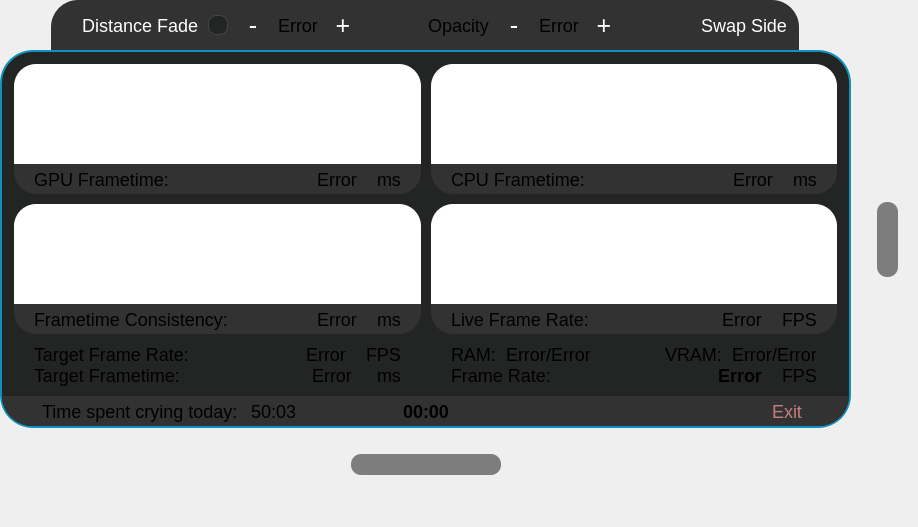
This is src/userinterface/dashboardui.ui in Trixxle/SeamenPerformanceOverlay as Qt 5 draws it before an edit. The edited form follows.
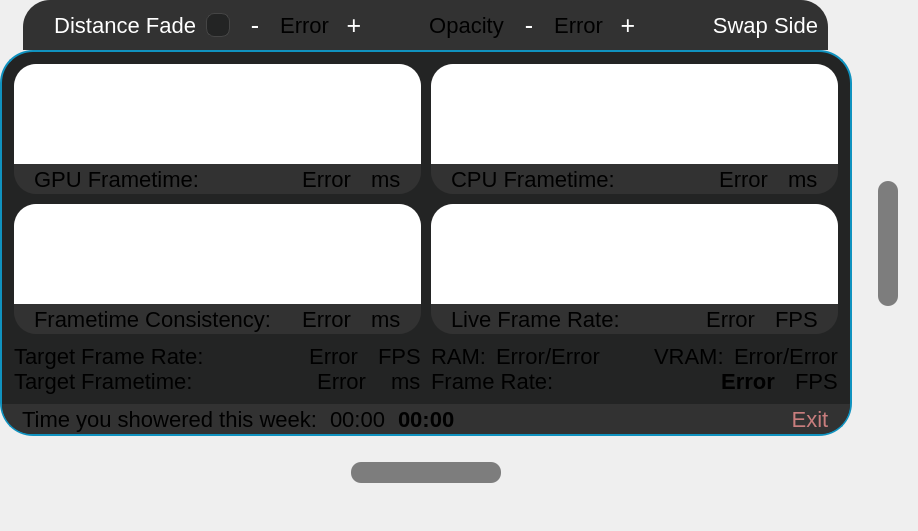
This is the edited form. Custom widgets are drawn as their Qt base class.

```diff
--- a/src/userinterface/dashboardui.ui
+++ b/src/userinterface/dashboardui.ui
@@ -7,7 +7,7 @@
     <x>0</x>
     <y>0</y>
     <width>918</width>
-    <height>527</height>
+    <height>531</height>
    </rect>
   </property>
   <property name="windowTitle">
@@ -36,7 +36,7 @@
 
 /*--- Global QLabel ---*/
 QLabel{
-	font-size: 18px;
+	font-size: 22px;
 }
 
 /*--- Upper Option bar ---*/
@@ -49,18 +49,18 @@
 }
 
 #optionBar QLabel{
-	font-size: 18px;
+	font-size: 22px;
 }
 
 #optionBar QCheckBox {
-	font-size: 18px;
+	font-size: 22px;
     spacing: 10px; /* Pushes the 'Enable' text away from the box */
     color: white;
 }
 
 #optionBar QCheckBox::indicator {
-    width: 18px;
-    height: 18px;
+    width: 22px;
+    height: 22px;
     border-radius: 8px; /* Setting radius to half the width makes a perfect circle */
     background-color: #232424; /* Matches your darkest background */
     border: 1px solid #454545; /* Subtle grey ring */
@@ -81,7 +81,7 @@
 }
 
 #optionBar #switchControllerButton {
-	font-size: 18px;
+	font-size: 22px;
 	border-top-right-radius: 27px;
 }
 
@@ -95,7 +95,7 @@
 }
 
 #interactionFrame QLabel {
-	font-size: 18px;
+	font-size: 22px;
 }
 
 #clock {
@@ -104,7 +104,7 @@
 
 /*--- Global Buttons ---*/
 QPushButton {
-	font-size: 18px;
+	font-size: 22px;
 	color: white;
 	background-color: transparent;
 	border: none;
@@ -123,6 +123,7 @@
 /*--- Specific Exit Button Styling ---*/
 #exitButton{
 	color: rgb(200,125,125);
+	border-bottom-right-radius: 30px;
 }
 
 /*--- Graph Statistics ---*/
@@ -137,6 +138,7 @@
 
 /*--- Scale Bar ---*/
 #scaleButton{
+	font-size: 10px;
 	background-color: rgb(125, 125, 125);
 	border-radius: 10px;
 }
@@ -147,6 +149,7 @@
 
 /*--- Move Bar ---*/
 #moveButton{
+	font-size: 18px;
 	background-color: rgb(125, 125, 125);
 	border-radius: 10px;
 }
@@ -261,7 +264,7 @@
              </property>
              <property name="sizeHint" stdset="0">
               <size>
-               <width>40</width>
+               <width>20</width>
                <height>20</height>
               </size>
              </property>
@@ -270,7 +273,7 @@
            <item>
             <widget class="QLabel" name="playTimeTitle">
              <property name="text">
-              <string>Time spent crying today:</string>
+              <string>Time you showered this week:</string>
              </property>
             </widget>
            </item>
@@ -293,7 +296,7 @@
            <item>
             <widget class="QLabel" name="playtimeClock">
              <property name="text">
-              <string>50:03</string>
+              <string>00:00</string>
              </property>
             </widget>
            </item>
@@ -326,7 +329,7 @@
           </widget>
          </item>
          <item row="0" column="2">
-          <layout class="QHBoxLayout" name="exitByttonLayout" stretch="0,0,0">
+          <layout class="QHBoxLayout" name="exitByttonLayout" stretch="0,0">
            <property name="spacing">
             <number>0</number>
            </property>
@@ -347,13 +350,13 @@
             <widget class="QPushButton" name="exitButton">
              <property name="minimumSize">
               <size>
-               <width>50</width>
+               <width>80</width>
                <height>30</height>
               </size>
              </property>
              <property name="maximumSize">
               <size>
-               <width>50</width>
+               <width>80</width>
                <height>30</height>
               </size>
              </property>
@@ -376,22 +379,6 @@
              </property>
             </widget>
            </item>
-           <item>
-            <spacer name="horizontalSpacer_11">
-             <property name="orientation">
-              <enum>Qt::Orientation::Horizontal</enum>
-             </property>
-             <property name="sizeType">
-              <enum>QSizePolicy::Policy::Fixed</enum>
-             </property>
-             <property name="sizeHint" stdset="0">
-              <size>
-               <width>37</width>
-               <height>17</height>
-              </size>
-             </property>
-            </spacer>
-           </item>
           </layout>
          </item>
         </layout>
@@ -647,26 +634,10 @@
          </spacer>
         </item>
         <item row="9" column="0">
-         <layout class="QHBoxLayout" name="RefreshRate" stretch="0,0,1,0,0,0,0">
+         <layout class="QHBoxLayout" name="RefreshRate" stretch="0,1,0,0,0">
           <property name="spacing">
            <number>0</number>
           </property>
-          <item>
-           <spacer name="horizontalSpacer_19">
-            <property name="orientation">
-             <enum>Qt::Orientation::Horizontal</enum>
-            </property>
-            <property name="sizeType">
-             <enum>QSizePolicy::Policy::Preferred</enum>
-            </property>
-            <property name="sizeHint" stdset="0">
-             <size>
-              <width>20</width>
-              <height>20</height>
-             </size>
-            </property>
-           </spacer>
-          </item>
           <item>
            <widget class="QLabel" name="headsetRefreshRateTitle">
             <property name="minimumSize">
@@ -741,22 +712,6 @@
             </property>
            </widget>
           </item>
-          <item>
-           <spacer name="horizontalSpacer_23">
-            <property name="orientation">
-             <enum>Qt::Orientation::Horizontal</enum>
-            </property>
-            <property name="sizeType">
-             <enum>QSizePolicy::Policy::Preferred</enum>
-            </property>
-            <property name="sizeHint" stdset="0">
-             <size>
-              <width>20</width>
-              <height>20</height>
-             </size>
-            </property>
-           </spacer>
-          </item>
          </layout>
         </item>
         <item row="3" column="0">
@@ -989,26 +944,10 @@
          </widget>
         </item>
         <item row="8" column="0">
-         <layout class="QHBoxLayout" name="TargetFrameRate" stretch="0,0,1,0,0,0,0">
+         <layout class="QHBoxLayout" name="TargetFrameRate" stretch="0,1,0,0,0">
           <property name="spacing">
            <number>0</number>
           </property>
-          <item>
-           <spacer name="horizontalSpacer_18">
-            <property name="orientation">
-             <enum>Qt::Orientation::Horizontal</enum>
-            </property>
-            <property name="sizeType">
-             <enum>QSizePolicy::Policy::Preferred</enum>
-            </property>
-            <property name="sizeHint" stdset="0">
-             <size>
-              <width>20</width>
-              <height>20</height>
-             </size>
-            </property>
-           </spacer>
-          </item>
           <item>
            <widget class="QLabel" name="targetFrameRateTitle">
             <property name="minimumSize">
@@ -1089,22 +1028,6 @@
             </property>
            </widget>
           </item>
-          <item>
-           <spacer name="horizontalSpacer_22">
-            <property name="orientation">
-             <enum>Qt::Orientation::Horizontal</enum>
-            </property>
-            <property name="sizeType">
-             <enum>QSizePolicy::Policy::Preferred</enum>
-            </property>
-            <property name="sizeHint" stdset="0">
-             <size>
-              <width>20</width>
-              <height>20</height>
-             </size>
-            </property>
-           </spacer>
-          </item>
          </layout>
         </item>
         <item row="4" column="1">
@@ -1305,26 +1228,10 @@
          </spacer>
         </item>
         <item row="8" column="1">
-         <layout class="QHBoxLayout" name="SystemResources" stretch="0,0,0,0,0,2,0,0,0,0,0">
+         <layout class="QHBoxLayout" name="SystemResources" stretch="0,0,0,0,2,0,0,0,0">
           <property name="spacing">
            <number>0</number>
           </property>
-          <item>
-           <spacer name="horizontalSpacer_13">
-            <property name="orientation">
-             <enum>Qt::Orientation::Horizontal</enum>
-            </property>
-            <property name="sizeType">
-             <enum>QSizePolicy::Policy::Preferred</enum>
-            </property>
-            <property name="sizeHint" stdset="0">
-             <size>
-              <width>20</width>
-              <height>20</height>
-             </size>
-            </property>
-           </spacer>
-          </item>
           <item>
            <widget class="QLabel" name="ramTitle">
             <property name="font">
@@ -1445,22 +1352,6 @@
             </property>
            </widget>
           </item>
-          <item>
-           <spacer name="horizontalSpacer_14">
-            <property name="orientation">
-             <enum>Qt::Orientation::Horizontal</enum>
-            </property>
-            <property name="sizeType">
-             <enum>QSizePolicy::Policy::Preferred</enum>
-            </property>
-            <property name="sizeHint" stdset="0">
-             <size>
-              <width>20</width>
-              <height>20</height>
-             </size>
-            </property>
-           </spacer>
-          </item>
          </layout>
         </item>
         <item row="0" column="1">
@@ -1668,26 +1559,10 @@
          </layout>
         </item>
         <item row="9" column="1">
-         <layout class="QHBoxLayout" name="FrameRate" stretch="0,0,1,0,0,0,0">
+         <layout class="QHBoxLayout" name="FrameRate" stretch="0,1,0,0,0">
           <property name="spacing">
            <number>0</number>
           </property>
-          <item>
-           <spacer name="horizontalSpacer_15">
-            <property name="orientation">
-             <enum>Qt::Orientation::Horizontal</enum>
-            </property>
-            <property name="sizeType">
-             <enum>QSizePolicy::Policy::Preferred</enum>
-            </property>
-            <property name="sizeHint" stdset="0">
-             <size>
-              <width>20</width>
-              <height>20</height>
-             </size>
-            </property>
-           </spacer>
-          </item>
           <item>
            <widget class="QLabel" name="smoothFrameRateTitle">
             <property name="minimumSize">
@@ -1764,22 +1639,6 @@
             </property>
            </widget>
           </item>
-          <item>
-           <spacer name="horizontalSpacer_16">
-            <property name="orientation">
-             <enum>Qt::Orientation::Horizontal</enum>
-            </property>
-            <property name="sizeType">
-             <enum>QSizePolicy::Policy::Preferred</enum>
-            </property>
-            <property name="sizeHint" stdset="0">
-             <size>
-              <width>20</width>
-              <height>20</height>
-             </size>
-            </property>
-           </spacer>
-          </item>
          </layout>
         </item>
         <item row="2" column="1">
@@ -1992,7 +1851,7 @@
         </property>
         <property name="sizeHint" stdset="0">
          <size>
-          <width>60</width>
+          <width>50</width>
           <height>20</height>
          </size>
         </property>
@@ -2075,7 +1934,7 @@
         </property>
         <property name="sizeHint" stdset="0">
          <size>
-          <width>60</width>
+          <width>50</width>
           <height>20</height>
          </size>
         </property>
@@ -2085,13 +1944,13 @@
        <widget class="QPushButton" name="switchControllerButton">
         <property name="minimumSize">
          <size>
-          <width>110</width>
+          <width>125</width>
           <height>50</height>
          </size>
         </property>
         <property name="maximumSize">
          <size>
-          <width>110</width>
+          <width>125</width>
           <height>50</height>
          </size>
         </property>
@@ -2191,7 +2050,7 @@
         <property name="minimumSize">
          <size>
           <width>10</width>
-          <height>75</height>
+          <height>125</height>
          </size>
         </property>
         <property name="maximumSize">
@@ -2309,7 +2168,7 @@
         <property name="minimumSize">
          <size>
           <width>150</width>
-          <height>12</height>
+          <height>0</height>
          </size>
         </property>
         <property name="maximumSize">
```
